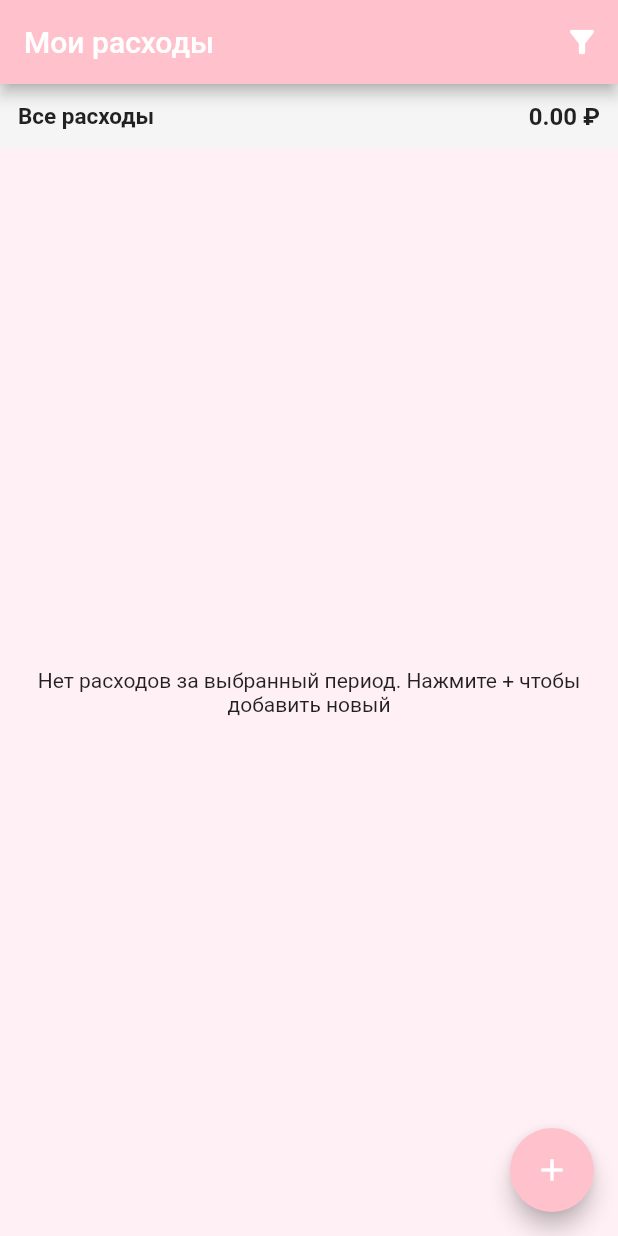
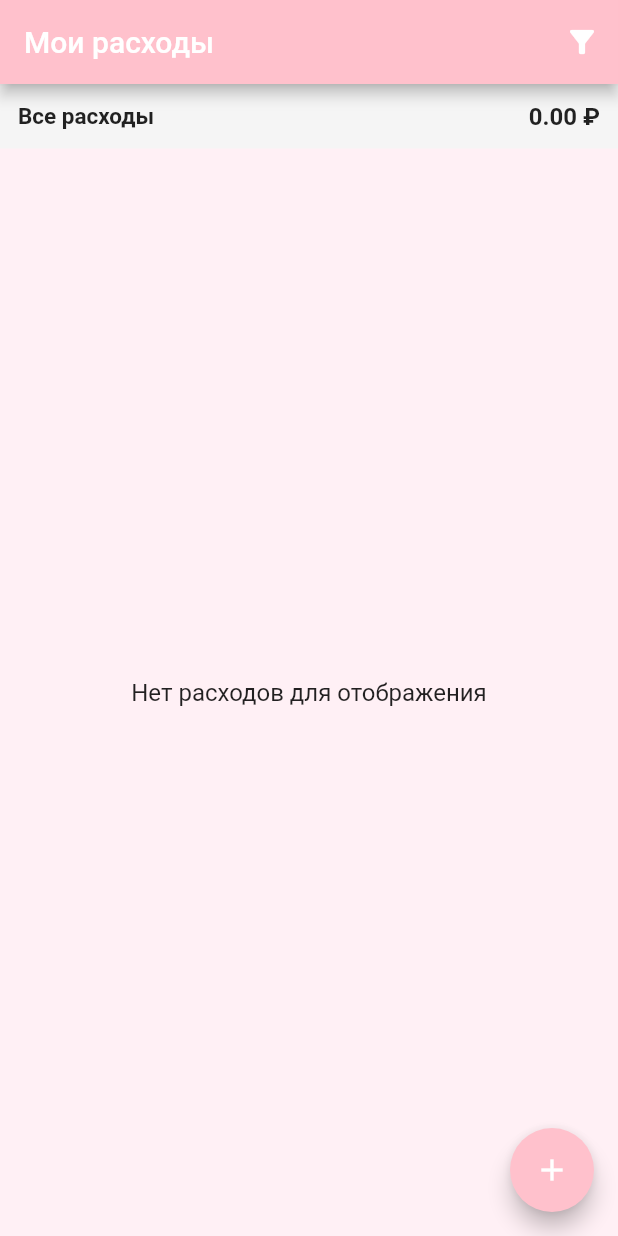
Before and after one commit to DashaMiMiheeva/Flutter_pr5, a Flutter app: the screen it shows after launch, on a phone screen of 412 x 824 dp. Run offline on Flutter 3.47's test engine with Material 3 defaults, Android fonts, the phone set to English and light mode, and no system bars.

Commit message:
Finished task

```diff
--- a/lib/features/expenses/screens/expenses_list_screen.dart
+++ b/lib/features/expenses/screens/expenses_list_screen.dart
@@ -1,6 +1,7 @@
 import 'package:flutter/material.dart';
 import '../models/expense.dart';
 import '../widgets/expense_row.dart';
+import '../widgets/expense_table.dart';
 
 class ExpensesListScreen extends StatelessWidget {
   final List<Expense> expenses;
@@ -81,44 +82,10 @@ class ExpensesListScreen extends StatelessWidget {
             ),
           ),
           Expanded(
-            child: expenses.isEmpty
-                ? const Center(
-              child: Text(
-                'Нет расходов за выбранный период. Нажмите + чтобы добавить новый',
-                textAlign: TextAlign.center,
-              ),
-            )
-                : ListView.builder(
-              itemCount: expenses.length,
-              itemBuilder: (context, index) {
-                final e = expenses[index];
-                return Dismissible(
-                  key: ValueKey(e.id),
-                  direction: DismissDirection.endToStart,
-                  background: Container(
-                    color: Colors.red,
-                    alignment: Alignment.centerRight,
-                    padding: const EdgeInsets.only(right: 20),
-                    child: const Icon(Icons.delete, color: Colors.white),
-                  ),
-                  onDismissed: (_) {
-                    onDelete(e.id);
-                    ScaffoldMessenger.of(context).showSnackBar(
-                      SnackBar(
-                        content: const Text('Расход удалён'),
-                        action: SnackBarAction(
-                          label: 'Отменить',
-                          onPressed: () {},
-                        ),
-                      ),
-                    );
-                  },
-                  child: ExpenseRow(
-                    expense: e,
-                    onTap: onEdit != null ? () => onEdit!(e) : null,
-                  ),
-                );
-              },
+            child: ExpenseTable(
+              expenses: expenses,
+              onDelete: onDelete,
+              onTap: onEdit,
             ),
           ),
         ],
--- /dev/null
+++ b/lib/features/expenses/widgets/expense_table.dart
@@ -0,0 +1,50 @@
+import 'package:flutter/material.dart';
+import '../models/expense.dart';
+import 'expense_row.dart';
+
+class ExpenseTable extends StatelessWidget {
+  final List<Expense> expenses;
+  final void Function(String id) onDelete;
+  final void Function(Expense expense)? onTap;
+
+  const ExpenseTable({
+    Key? key,
+    required this.expenses,
+    required this.onDelete,
+    this.onTap,
+  }) : super(key: key);
+
+  @override
+  Widget build(BuildContext context) {
+    if (expenses.isEmpty) {
+      return const Center(
+        child: Text(
+          'Нет расходов для отображения',
+          style: TextStyle(fontSize: 16),
+        ),
+      );
+    }
+
+    return ListView.builder(
+      itemCount: expenses.length,
+      itemBuilder: (context, index) {
+        final e = expenses[index];
+        return Dismissible(
+          key: ValueKey(e.id),
+          direction: DismissDirection.endToStart,
+          background: Container(
+            color: Colors.red,
+            alignment: Alignment.centerRight,
+            padding: const EdgeInsets.only(right: 20),
+            child: const Icon(Icons.delete, color: Colors.white),
+          ),
+          onDismissed: (_) => onDelete(e.id),
+          child: ExpenseRow(
+            expense: e,
+            onTap: onTap != null ? () => onTap!(e) : null,
+          ),
+        );
+      },
+    );
+  }
+}
```
